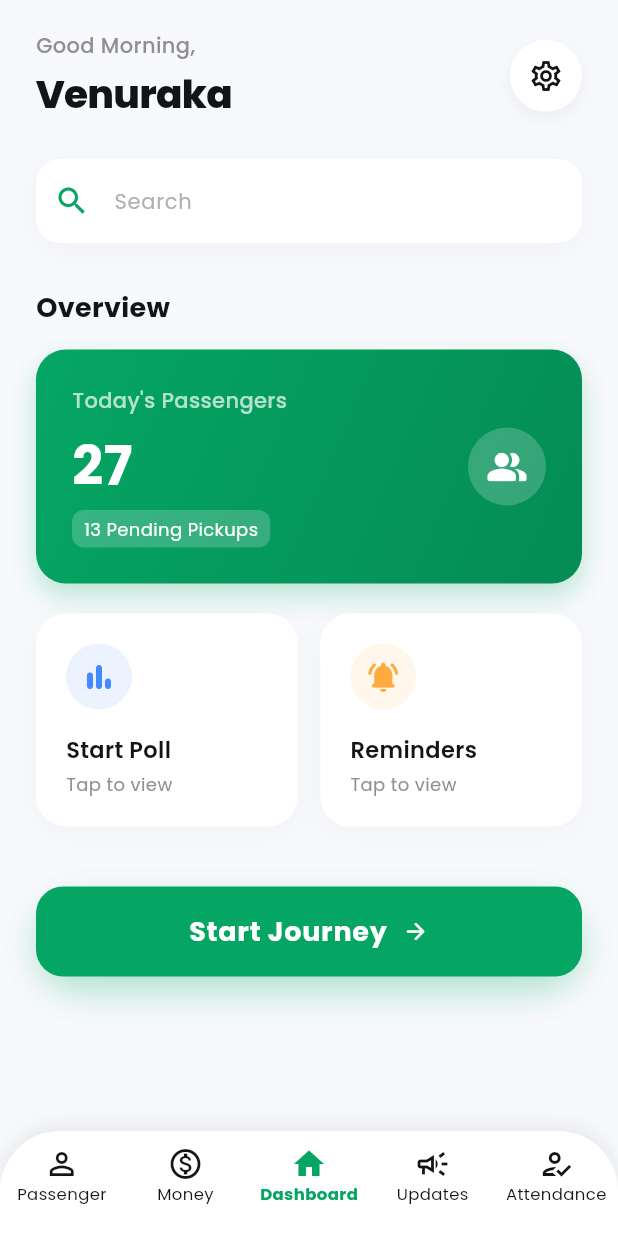
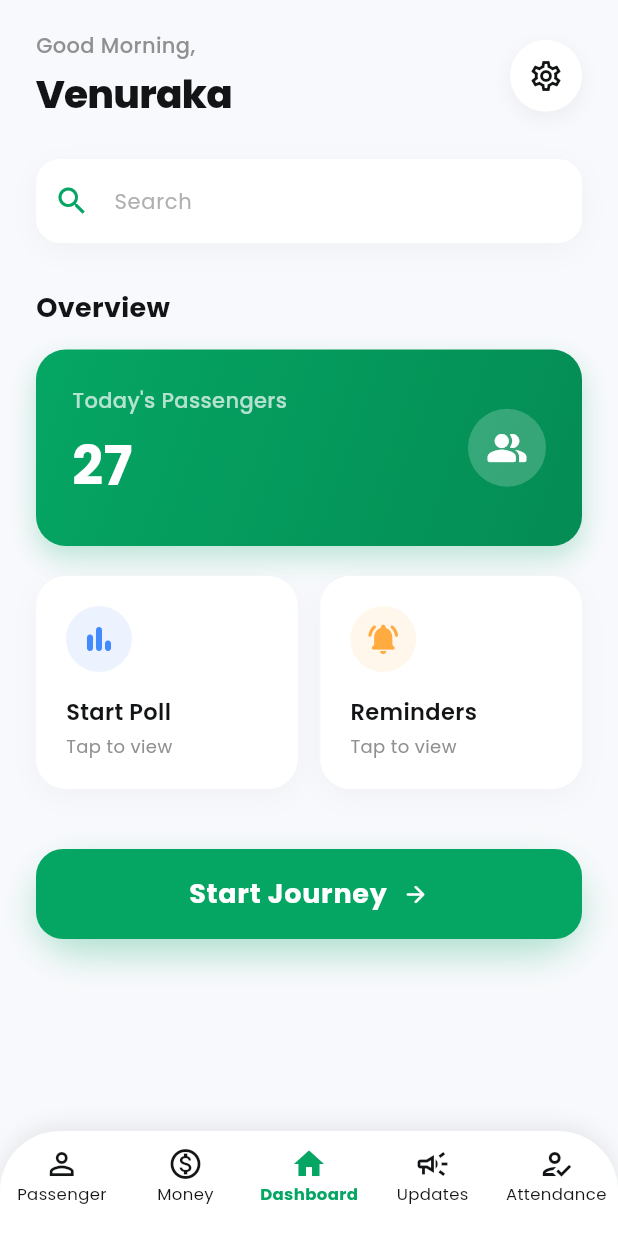
Before and after one commit to venuraka/Travel_pass, a Flutter app: the screen it shows after launch, on a phone screen of 412 x 824 dp. Run offline on Flutter 3.47's test engine with Material 3 defaults, Android fonts, the phone set to English and light mode, and no system bars; our stand-ins replace table_calendar.

Commit message:
Update Dashboard.dart

```diff
--- a/project/lib/Screens/Driver/Dashboard.dart
+++ b/project/lib/Screens/Driver/Dashboard.dart
@@ -157,7 +157,6 @@ class _DriverDashboardScreenState extends State<DriverDashboardScreen> {
               _buildHeroCard(
                 title: "Today's Passengers",
                 value: '27',
-                subtitle: "13 Pending Pickups",
                 onTap: () {
                   Navigator.push(
                     context,
@@ -257,7 +256,6 @@ class _DriverDashboardScreenState extends State<DriverDashboardScreen> {
   Widget _buildHeroCard({
     required String title,
     required String value,
-    required String subtitle,
     VoidCallback? onTap,
   }) {
     return InkWell(
@@ -305,17 +303,6 @@ class _DriverDashboardScreenState extends State<DriverDashboardScreen> {
                   ),
                 ),
                 const SizedBox(height: 4),
-                Container(
-                  padding: const EdgeInsets.symmetric(horizontal: 8, vertical: 4),
-                  decoration: BoxDecoration(
-                    color: Colors.white.withOpacity(0.2),
-                    borderRadius: BorderRadius.circular(8),
-                  ),
-                  child: Text(
-                    subtitle,
-                    style: const TextStyle(color: Colors.white, fontSize: 12),
-                  ),
-                )
               ],
             ),
             Container(
```
